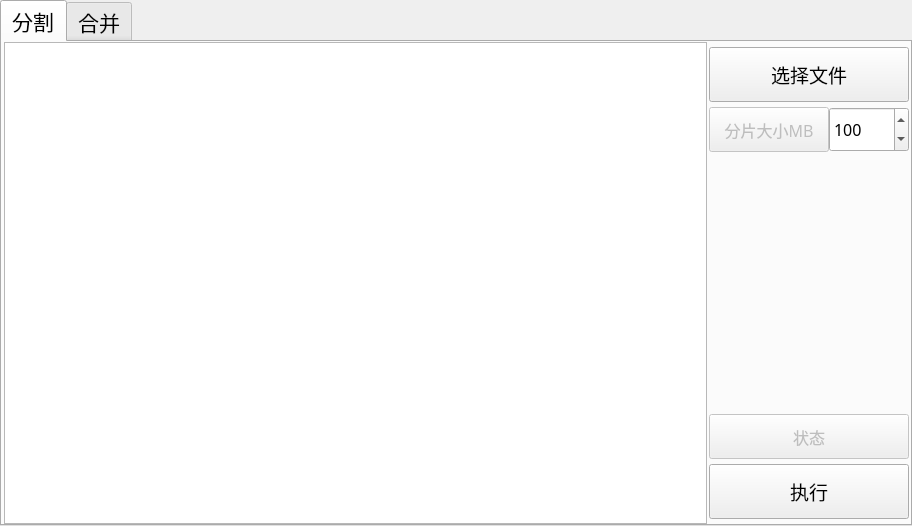
gvfjyy/bigFileTransfer-Segment-Merge, file MainWindow.ui: the form before one commit.
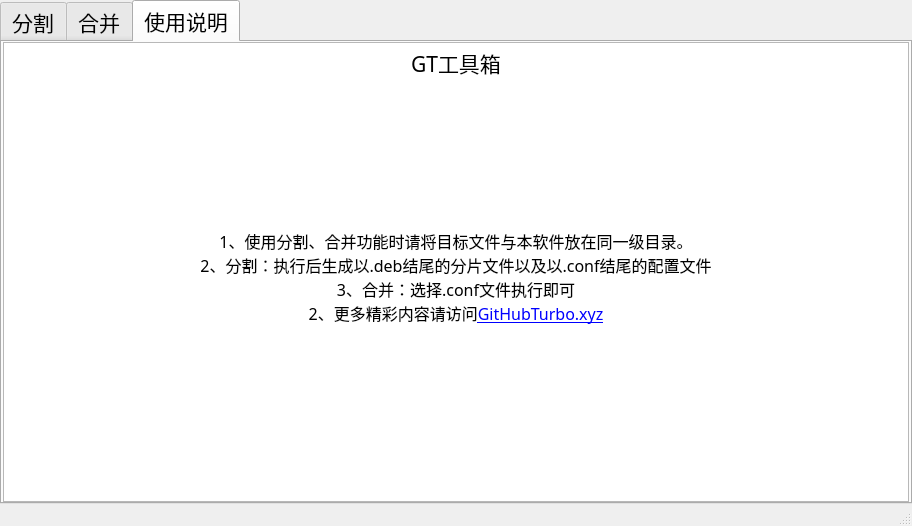
The form after the commit. The open tabs and pages were chosen to show the change.

The edit to the form file:
```diff
--- a/MainWindow.ui
+++ b/MainWindow.ui
@@ -987,10 +987,140 @@
         </item>
        </layout>
       </widget>
+      <widget class="QWidget" name="tab">
+       <attribute name="title">
+        <string>使用说明</string>
+       </attribute>
+       <layout class="QHBoxLayout" name="horizontalLayout_13">
+        <property name="spacing">
+         <number>0</number>
+        </property>
+        <property name="leftMargin">
+         <number>0</number>
+        </property>
+        <property name="topMargin">
+         <number>0</number>
+        </property>
+        <property name="rightMargin">
+         <number>0</number>
+        </property>
+        <property name="bottomMargin">
+         <number>0</number>
+        </property>
+        <item>
+         <layout class="QVBoxLayout" name="verticalLayout_10" stretch="1,1000,1">
+          <property name="spacing">
+           <number>0</number>
+          </property>
+          <item>
+           <spacer name="verticalSpacer_18">
+            <property name="orientation">
+             <enum>Qt::Vertical</enum>
+            </property>
+            <property name="sizeHint" stdset="0">
+             <size>
+              <width>20</width>
+              <height>40</height>
+             </size>
+            </property>
+           </spacer>
+          </item>
+          <item>
+           <layout class="QHBoxLayout" name="horizontalLayout_12" stretch="1,1000,1">
+            <property name="spacing">
+             <number>0</number>
+            </property>
+            <item>
+             <spacer name="horizontalSpacer_19">
+              <property name="orientation">
+               <enum>Qt::Horizontal</enum>
+              </property>
+              <property name="sizeHint" stdset="0">
+               <size>
+                <width>40</width>
+                <height>20</height>
+               </size>
+              </property>
+             </spacer>
+            </item>
+            <item>
+             <widget class="QWidget" name="widget" native="true">
+              <layout class="QHBoxLayout" name="horizontalLayout_14">
+               <property name="spacing">
+                <number>0</number>
+               </property>
+               <property name="leftMargin">
+                <number>0</number>
+               </property>
+               <property name="topMargin">
+                <number>0</number>
+               </property>
+               <property name="rightMargin">
+                <number>0</number>
+               </property>
+               <property name="bottomMargin">
+                <number>0</number>
+               </property>
+               <item>
+                <widget class="QTextBrowser" name="textBrowser">
+                 <property name="html">
+                  <string>&lt;!DOCTYPE HTML PUBLIC &quot;-//W3C//DTD HTML 4.0//EN&quot; &quot;http://www.w3.org/TR/REC-html40/strict.dtd&quot;&gt;
+&lt;html&gt;&lt;head&gt;&lt;meta name=&quot;qrichtext&quot; content=&quot;1&quot; /&gt;&lt;style type=&quot;text/css&quot;&gt;
+p, li { white-space: pre-wrap; }
+&lt;/style&gt;&lt;/head&gt;&lt;body style=&quot; font-family:'黑体'; font-size:16pt; font-weight:400; font-style:normal;&quot;&gt;
+&lt;p align=&quot;center&quot; style=&quot; margin-top:0px; margin-bottom:0px; margin-left:0px; margin-right:0px; -qt-block-indent:0; text-indent:0px;&quot;&gt;GT工具箱&lt;/p&gt;
+&lt;p align=&quot;center&quot; style=&quot;-qt-paragraph-type:empty; margin-top:0px; margin-bottom:0px; margin-left:0px; margin-right:0px; -qt-block-indent:0; text-indent:0px;&quot;&gt;&lt;br /&gt;&lt;/p&gt;
+&lt;p align=&quot;center&quot; style=&quot;-qt-paragraph-type:empty; margin-top:0px; margin-bottom:0px; margin-left:0px; margin-right:0px; -qt-block-indent:0; text-indent:0px;&quot;&gt;&lt;br /&gt;&lt;/p&gt;
+&lt;p align=&quot;center&quot; style=&quot;-qt-paragraph-type:empty; margin-top:0px; margin-bottom:0px; margin-left:0px; margin-right:0px; -qt-block-indent:0; text-indent:0px;&quot;&gt;&lt;br /&gt;&lt;/p&gt;
+&lt;p align=&quot;center&quot; style=&quot;-qt-paragraph-type:empty; margin-top:0px; margin-bottom:0px; margin-left:0px; margin-right:0px; -qt-block-indent:0; text-indent:0px;&quot;&gt;&lt;br /&gt;&lt;/p&gt;
+&lt;p align=&quot;center&quot; style=&quot;-qt-paragraph-type:empty; margin-top:0px; margin-bottom:0px; margin-left:0px; margin-right:0px; -qt-block-indent:0; text-indent:0px;&quot;&gt;&lt;br /&gt;&lt;/p&gt;
+&lt;p align=&quot;center&quot; style=&quot; margin-top:0px; margin-bottom:0px; margin-left:0px; margin-right:0px; -qt-block-indent:0; text-indent:0px;&quot;&gt;&lt;span style=&quot; font-size:12pt;&quot;&gt;1、使用分割、合并功能时请将目标文件与本软件放在同一级目录。&lt;/span&gt;&lt;/p&gt;
+&lt;p align=&quot;center&quot; style=&quot; margin-top:0px; margin-bottom:0px; margin-left:0px; margin-right:0px; -qt-block-indent:0; text-indent:0px;&quot;&gt;&lt;span style=&quot; font-size:12pt;&quot;&gt;2、分割：执行后生成以.deb结尾的分片文件以及以.conf结尾的配置文件&lt;/span&gt;&lt;/p&gt;
+&lt;p align=&quot;center&quot; style=&quot; margin-top:0px; margin-bottom:0px; margin-left:0px; margin-right:0px; -qt-block-indent:0; text-indent:0px;&quot;&gt;&lt;span style=&quot; font-size:12pt;&quot;&gt;3、合并：选择.conf文件执行即可&lt;/span&gt;&lt;/p&gt;
+&lt;p align=&quot;center&quot; style=&quot; margin-top:0px; margin-bottom:0px; margin-left:0px; margin-right:0px; -qt-block-indent:0; text-indent:0px;&quot;&gt;&lt;span style=&quot; font-size:12pt;&quot;&gt;2、更多精彩内容请访问&lt;/span&gt;&lt;a href=&quot;https://www.githubturbo.xyz&quot;&gt;&lt;span style=&quot; font-size:12pt; text-decoration: underline; color:#0000ff;&quot;&gt;GitHubTurbo.xyz&lt;/span&gt;&lt;/a&gt;&lt;/p&gt;&lt;/body&gt;&lt;/html&gt;</string>
+                 </property>
+                </widget>
+               </item>
+              </layout>
+             </widget>
+            </item>
+            <item>
+             <spacer name="horizontalSpacer_20">
+              <property name="orientation">
+               <enum>Qt::Horizontal</enum>
+              </property>
+              <property name="sizeHint" stdset="0">
+               <size>
+                <width>40</width>
+                <height>20</height>
+               </size>
+              </property>
+             </spacer>
+            </item>
+           </layout>
+          </item>
+          <item>
+           <spacer name="verticalSpacer_19">
+            <property name="orientation">
+             <enum>Qt::Vertical</enum>
+            </property>
+            <property name="sizeHint" stdset="0">
+             <size>
+              <width>20</width>
+              <height>40</height>
+             </size>
+            </property>
+           </spacer>
+          </item>
+         </layout>
+        </item>
+       </layout>
+      </widget>
      </widget>
     </item>
    </layout>
   </widget>
+  <widget class="QStatusBar" name="statusBar"/>
  </widget>
  <resources/>
  <connections/>
```
